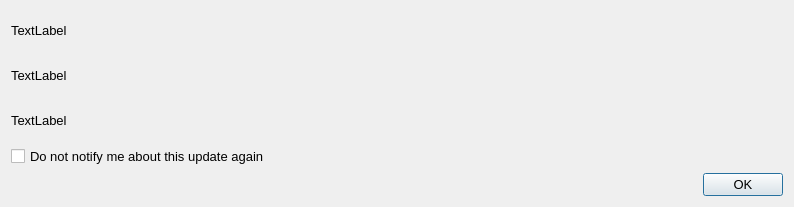
Qt form Resources/ui_files/update_dialog.ui (MalloyDelacroix/DownloaderForReddit) before a commit.
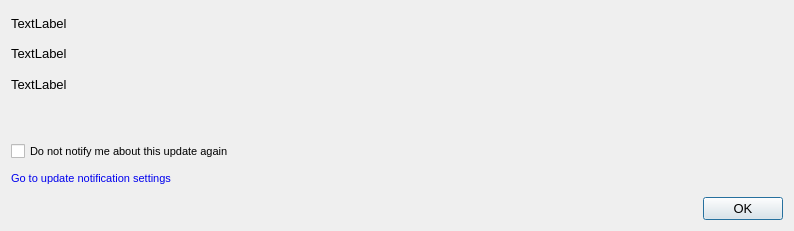
The same form after that commit. Icons and pictures are not drawn. Custom widgets are drawn as their Qt base class.

Commit message: Make update notification level user adjustable

Patch:
```diff
--- a/Resources/ui_files/update_dialog.ui
+++ b/Resources/ui_files/update_dialog.ui
@@ -7,7 +7,7 @@
     <x>0</x>
     <y>0</y>
     <width>794</width>
-    <height>207</height>
+    <height>231</height>
    </rect>
   </property>
   <property name="font">
@@ -32,14 +32,41 @@
        </property>
       </widget>
      </item>
-     <item row="3" column="0">
+     <item row="4" column="0">
       <widget class="QCheckBox" name="do_not_notify_checkbox">
+       <property name="font">
+        <font>
+         <pointsize>8</pointsize>
+        </font>
+       </property>
        <property name="text">
         <string>Do not notify me about this update again</string>
        </property>
       </widget>
      </item>
-     <item row="4" column="0">
+     <item row="5" column="0">
+      <widget class="ClickableLabel" name="go_to_settings_label">
+       <property name="font">
+        <font>
+         <pointsize>8</pointsize>
+        </font>
+       </property>
+       <property name="cursor">
+        <cursorShape>PointingHandCursor</cursorShape>
+       </property>
+       <property name="text">
+        <string>&lt;html&gt;&lt;head/&gt;&lt;body&gt;&lt;p&gt;&lt;span style=&quot; color:#0000ee;&quot;&gt;Go to update notification settings&lt;/span&gt;&lt;/p&gt;&lt;/body&gt;&lt;/html&gt;</string>
+       </property>
+      </widget>
+     </item>
+     <item row="1" column="0">
+      <widget class="QLabel" name="link_label">
+       <property name="text">
+        <string>TextLabel</string>
+       </property>
+      </widget>
+     </item>
+     <item row="6" column="0">
       <widget class="QDialogButtonBox" name="buttonBox">
        <property name="font">
         <font>
@@ -54,13 +81,6 @@
        </property>
       </widget>
      </item>
-     <item row="1" column="0">
-      <widget class="QLabel" name="link_label">
-       <property name="text">
-        <string>TextLabel</string>
-       </property>
-      </widget>
-     </item>
      <item row="2" column="0">
       <widget class="QLabel" name="direct_link_label">
        <property name="text">
@@ -68,10 +88,33 @@
        </property>
       </widget>
      </item>
+     <item row="3" column="0">
+      <spacer name="verticalSpacer">
+       <property name="orientation">
+        <enum>Qt::Vertical</enum>
+       </property>
+       <property name="sizeType">
+        <enum>QSizePolicy::Fixed</enum>
+       </property>
+       <property name="sizeHint" stdset="0">
+        <size>
+         <width>20</width>
+         <height>40</height>
+        </size>
+       </property>
+      </spacer>
+     </item>
     </layout>
    </item>
   </layout>
  </widget>
+ <customwidgets>
+  <customwidget>
+   <class>ClickableLabel</class>
+   <extends>QLabel</extends>
+   <header>DownloaderForReddit/customwidgets/clickable_label.h</header>
+  </customwidget>
+ </customwidgets>
  <resources/>
  <connections>
   <connection>
```
The commit also changes 9 other files.
